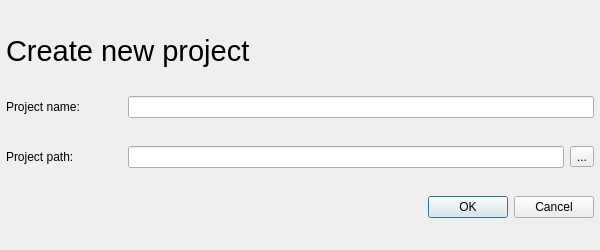
Qt form src/Editor/NewProjectDialog.ui (NAMSCdev/NAMSC) before a commit.
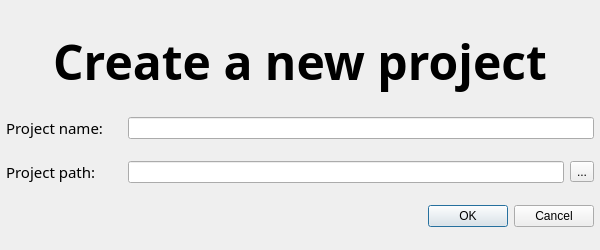
The same form after that commit.

Commit message: Outline for NewProject button fix

What changed in the file:
```diff
--- a/src/Editor/NewProjectDialog.ui
+++ b/src/Editor/NewProjectDialog.ui
@@ -71,11 +71,16 @@
        </property>
        <property name="font">
         <font>
-         <pointsize>22</pointsize>
+         <family>Fantasque Sans Mono</family>
+         <pointsize>36</pointsize>
+         <bold>true</bold>
         </font>
        </property>
        <property name="text">
-        <string>Create new project</string>
+        <string>Create a new project</string>
+       </property>
+       <property name="alignment">
+        <set>Qt::AlignmentFlag::AlignCenter</set>
        </property>
       </widget>
      </item>
@@ -88,6 +93,12 @@
      </property>
      <item>
       <widget class="QLabel" name="projectNameLabel">
+       <property name="font">
+        <font>
+         <family>Fantasque Sans Mono</family>
+         <pointsize>11</pointsize>
+        </font>
+       </property>
        <property name="text">
         <string>Project name:</string>
        </property>
@@ -105,6 +116,13 @@
      </property>
      <item>
       <widget class="QLabel" name="projectPathLabel">
+       <property name="font">
+        <font>
+         <family>Fantasque Sans Mono</family>
+         <pointsize>11</pointsize>
+         <bold>false</bold>
+        </font>
+       </property>
        <property name="text">
         <string>Project path:</string>
        </property>
```
Left out of the diff: 18 changed lines with no effect on the pictures. The commit also changes 4 other files.
